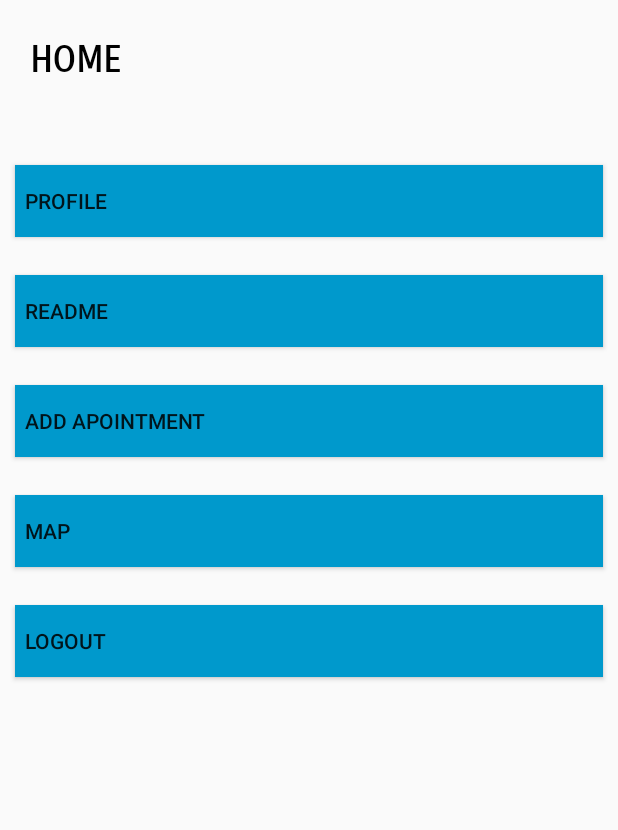
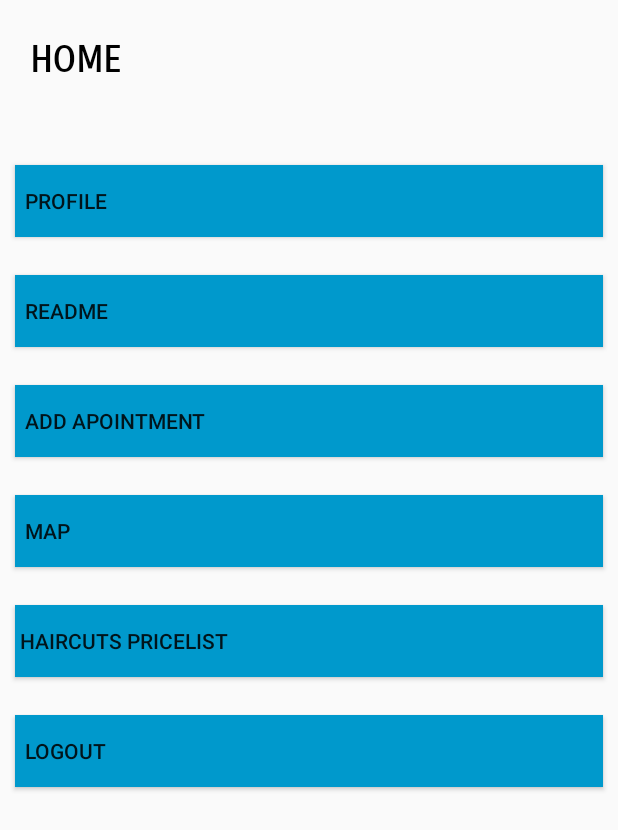
Before and after one commit to stermaneran/haircut, an Android app: the screen it shows after launch once a user with an empty profile is signed in (basePage), on a phone screen of 412 x 824 dp. Shown: the top 830 px of the screen. Run offline under Robolectric (Android 15) with nearby library versions, the phone set to English and light mode, and no system bars; our stand-ins replace Firebase (no records; nobody signed in at launch, a user with empty details on screens opened directly); 1 statement that could not run was skipped.

Commit message:
Haircuts Pricelist

```diff
--- a/app/build.gradle
+++ b/app/build.gradle
@@ -38,6 +38,7 @@ dependencies {
     compile 'com.squareup.picasso:picasso:2.5.2'
     compile 'com.google.firebase:firebase-storage:10.0.1'
     testCompile 'junit:junit:4.12'
+    implementation 'com.android.support:cardview-v7:27.0.2'
 }
 
 apply plugin: 'com.google.gms.google-services'
--- a/app/src/main/AndroidManifest.xml
+++ b/app/src/main/AndroidManifest.xml
@@ -58,7 +58,8 @@
             android:name=".addApp"
             android:label="@string/title_activity_add_app"
             android:theme="@style/AppTheme" />
-        <activity android:name=".AllApp"></activity>
+        <activity android:name=".AllApp" />
+        <activity android:name=".PricelistPage"></activity>
     </application>
 
 </manifest>
--- a/app/src/main/java/com/example/user/eran/basePage.java
+++ b/app/src/main/java/com/example/user/eran/basePage.java
@@ -18,7 +18,7 @@ import com.google.firebase.database.ValueEventListener;
 
 public class basePage extends AppCompatActivity {
 
-    private Button btnSignOut,btnProfile,btnMap,btnREADME,btnaddApp,btnusers,appsm;
+    private Button btnSignOut,btnProfile,btnMap,btnREADME,btnaddApp,btnusers,appsm,priceListBtn;
     private FirebaseAuth mAuth;
     private FirebaseDatabase mFirebaseDatabase;
     private DatabaseReference myRef;
@@ -35,13 +35,13 @@ public class basePage extends AppCompatActivity {
 
 
         btnMap = (Button) findViewById(R.id.Map);
-        btnSignOut = (Button) findViewById(R.id.button4);
+        btnSignOut = (Button) findViewById(R.id.btnSignOut);
         btnProfile = (Button) findViewById(R.id.profle);
         btnREADME= (Button) findViewById(R.id.readme);
         btnaddApp= (Button) findViewById(R.id.addApp);
         btnusers= (Button) findViewById(R.id.usersb);
         appsm= (Button) findViewById(R.id.apps);
-
+        priceListBtn = (Button) findViewById(R.id.btnPriceList);
 
 
         mAuth=FirebaseAuth.getInstance();
@@ -139,7 +139,19 @@ public class basePage extends AppCompatActivity {
             }
         });
 
+        priceListBtn.setOnClickListener(new View.OnClickListener(){
+            @Override
+            public void onClick(View view) {
+                Intent i = new Intent(basePage.this, PricelistPage.class);
+                startActivityForResult(i, 0);
+                //finish();
+            }
+        });
+
     }
+
+
+
 
     private void toastMessage(String message){
         Toast.makeText(this,message,Toast.LENGTH_SHORT).show();
--- a/app/src/main/res/layout/base_page.xml
+++ b/app/src/main/res/layout/base_page.xml
@@ -89,8 +89,8 @@
                 android:layout_marginBottom="25dp"
                 android:layout_marginLeft="10dp"
                 android:layout_marginRight="10dp"
-                android:layout_toEndOf="@+id/button4"
-                android:layout_toRightOf="@+id/button4"
+                android:layout_toEndOf="@+id/btnSignOut"
+                android:layout_toRightOf="@+id/btnSignOut"
                 android:background="@android:color/holo_blue_dark"
                 android:text="  map"
                 android:textAlignment="textStart" />
@@ -103,8 +103,8 @@
                 android:layout_marginBottom="25dp"
                 android:layout_marginLeft="10dp"
                 android:layout_marginRight="10dp"
-                android:layout_toEndOf="@+id/button4"
-                android:layout_toRightOf="@+id/button4"
+                android:layout_toEndOf="@+id/btnSignOut"
+                android:layout_toRightOf="@+id/btnSignOut"
                 android:background="@android:color/holo_blue_dark"
                 android:text="  USERS - Admin"
                 android:textAlignment="textStart"
@@ -118,15 +118,35 @@
                 android:layout_marginBottom="25dp"
                 android:layout_marginLeft="10dp"
                 android:layout_marginRight="10dp"
-                android:layout_toEndOf="@+id/button4"
-                android:layout_toRightOf="@+id/button4"
+                android:layout_toEndOf="@+id/btnSignOut"
+                android:layout_toRightOf="@+id/btnSignOut"
                 android:background="@android:color/holo_blue_dark"
                 android:text="  Appointments - Admin"
                 android:textAlignment="textStart"
                 android:visibility="gone" />
 
             <Button
-                android:id="@+id/button4"
+                android:id="@+id/btnPriceList"
+                android:layout_width="match_parent"
+                android:layout_height="48dp"
+                android:layout_alignParentBottom="true"
+                android:layout_centerHorizontal="true"
+                android:layout_marginBottom="25dp"
+                android:layout_marginLeft="10dp"
+                android:layout_marginRight="10dp"
+                android:background="@android:color/holo_blue_dark"
+                android:text=" HAIRCUTS PRICELIST"
+                android:textAlignment="textStart"
+                app:layout_constraintBottom_toBottomOf="parent"
+                app:layout_constraintHorizontal_bias="0.0"
+                app:layout_constraintLeft_toLeftOf="parent"
+                app:layout_constraintRight_toRightOf="parent"
+                tools:layout_constraintBottom_creator="1"
+                tools:layout_constraintLeft_creator="1"
+                tools:layout_constraintRight_creator="1" />
+
+            <Button
+                android:id="@+id/btnSignOut"
                 android:layout_width="match_parent"
                 android:layout_height="48dp"
                 android:layout_alignParentBottom="true"
--- a/build.gradle
+++ b/build.gradle
@@ -3,6 +3,7 @@
 buildscript {
     repositories {
         jcenter()
+        google()
     }
     dependencies {
         classpath 'com.android.tools.build:gradle:3.0.1'
@@ -16,6 +17,7 @@ buildscript {
 allprojects {
     repositories {
         jcenter()
+        google()
     }
 }
 
```
Also changed, not shown: app/src/main/java/com/example/user/eran/Haircut.java (added, +40 -0 lines), app/src/main/java/com/example/user/eran/JSONParser.java (added, +28 -0 lines), app/src/main/java/com/example/user/eran/PriceListAdapter.java (added, +65 -0 lines), app/src/main/java/com/example/user/eran/PricelistPage.java (added, +74 -0 lines), app/src/main/res/layout/activity_pricelist_page.xml (added, +23 -0 lines), app/src/main/res/layout/pricelist_item.xml (added, +59 -0 lines).
